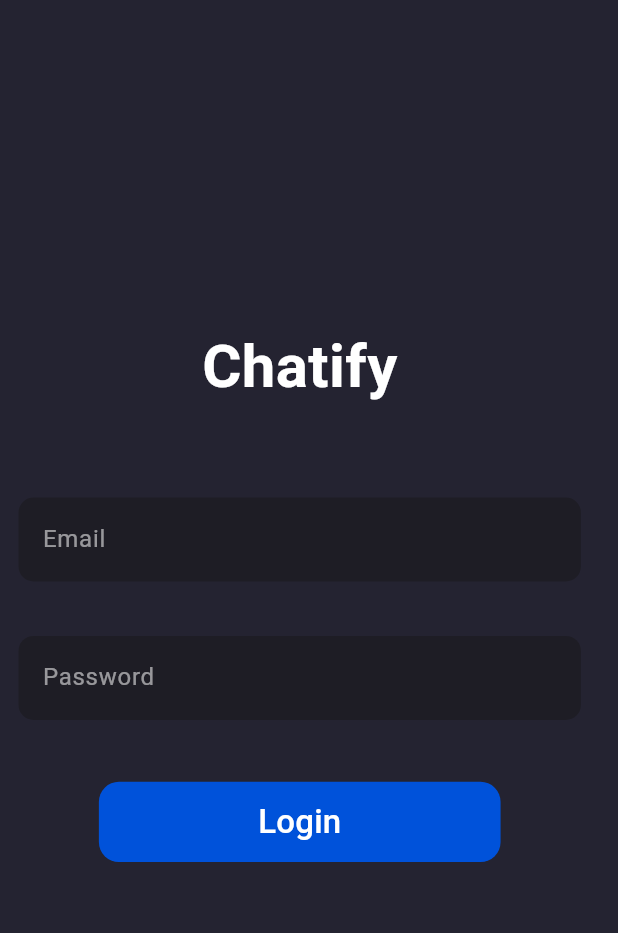
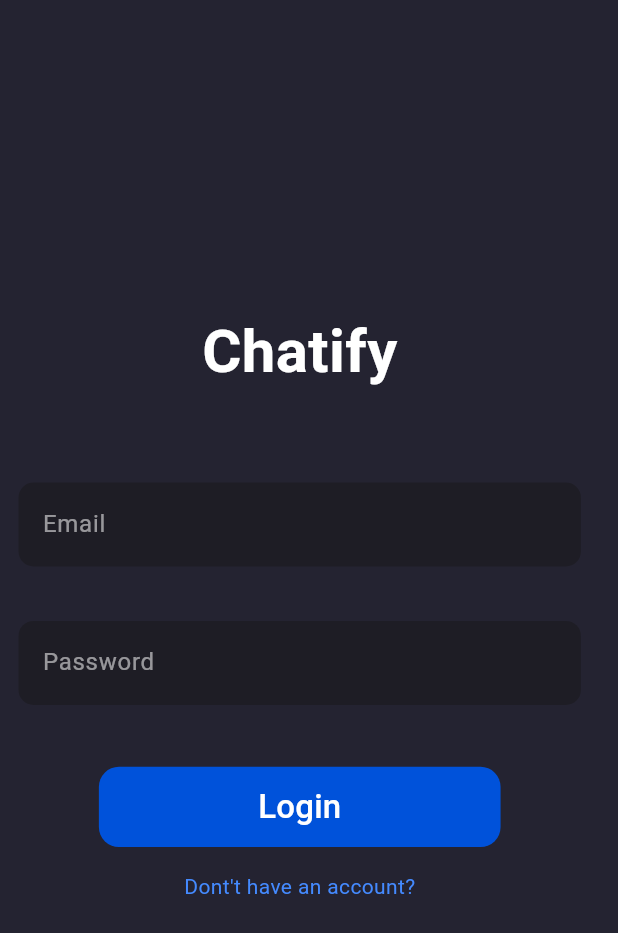
Before and after one commit to LukaszWalencik/chatify_app, a Flutter app: the screen it shows after launch, on a phone screen of 412 x 824 dp. Shown: the top 933 px of the screen. Run offline on Flutter 3.47's test engine with Material 3 defaults, Android fonts, the phone set to English and light mode, and no system bars; our stand-ins replace cloud_firestore, file_picker, firebase_core, firebase_storage, get_it; accounts and stored records are empty.

Commit message:
Create registerAccountLink function and use it in LoginPage

```diff
--- a/lib/pages/login_page.dart
+++ b/lib/pages/login_page.dart
@@ -43,6 +43,7 @@ class _LoginPageState extends State<LoginPage> {
             SizedBox(height: deviceHeight * 0.05),
             loginButton(),
             SizedBox(height: deviceHeight * 0.02),
+            registerAccountLink(),
           ],
         ),
       ),
@@ -50,7 +51,7 @@ class _LoginPageState extends State<LoginPage> {
   }
 
   Widget pageTitle() {
-    return Container(
+    return SizedBox(
       height: deviceHeight * 0.10,
       child: const Text(
         'Chatify',
@@ -64,7 +65,7 @@ class _LoginPageState extends State<LoginPage> {
   }
 
   Widget loginForm() {
-    return Container(
+    return SizedBox(
       height: deviceHeight * 0.18,
       child: Form(
         key: loginFormKey,
@@ -97,4 +98,16 @@ class _LoginPageState extends State<LoginPage> {
         width: deviceWidth * 0.65,
         onPressed: () {});
   }
+
+  Widget registerAccountLink() {
+    return GestureDetector(
+      onTap: () {},
+      child: const Text(
+        'Dont\'t have an account?',
+        style: TextStyle(
+          color: Colors.blueAccent,
+        ),
+      ),
+    );
+  }
 }
```
